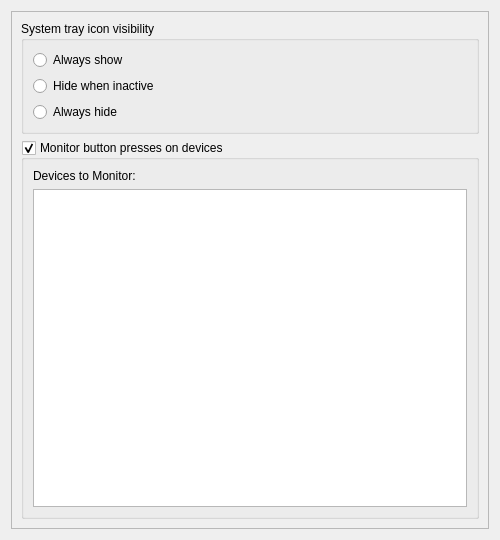
Above: ui4/systrayframe_base.ui from jpopelka/hplip before the change. Below: the same form after it.
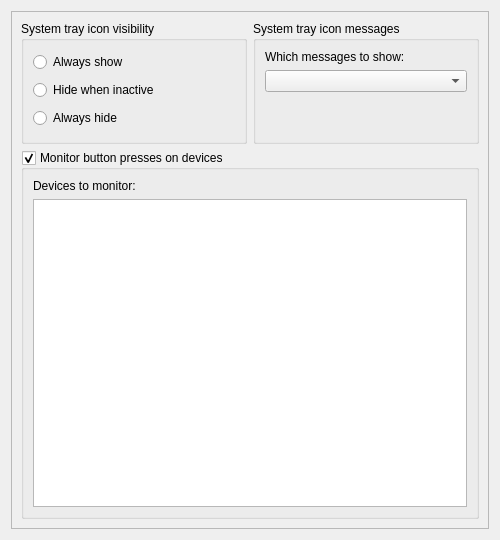
That is the form after the change.

What changed in the file:
```diff
--- a/ui4/systrayframe_base.ui
+++ b/ui4/systrayframe_base.ui
@@ -52,7 +52,42 @@
         </layout>
        </widget>
       </item>
-      <item row="1" column="0" >
+      <item row="0" column="1" >
+       <widget class="QGroupBox" name="groupBox_3" >
+        <property name="title" >
+         <string>System tray icon messages</string>
+        </property>
+        <layout class="QGridLayout" >
+         <item row="0" column="0" >
+          <widget class="QLabel" name="label_2" >
+           <property name="text" >
+            <string>Which messages to show:</string>
+           </property>
+          </widget>
+         </item>
+         <item row="1" column="0" >
+          <widget class="QComboBox" name="MessageShowComboBox" />
+         </item>
+         <item row="2" column="0" >
+          <spacer>
+           <property name="orientation" >
+            <enum>Qt::Vertical</enum>
+           </property>
+           <property name="sizeType" >
+            <enum>QSizePolicy::Minimum</enum>
+           </property>
+           <property name="sizeHint" >
+            <size>
+             <width>20</width>
+             <height>40</height>
+            </size>
+           </property>
+          </spacer>
+         </item>
+        </layout>
+       </widget>
+      </item>
+      <item row="1" column="0" colspan="2" >
        <widget class="QGroupBox" name="groupBox" >
         <property name="title" >
          <string>Monitor button presses on devices</string>
@@ -64,7 +99,7 @@
          <item row="0" column="0" >
           <widget class="QLabel" name="label" >
            <property name="text" >
-            <string>Devices to Monitor:</string>
+            <string>Devices to monitor:</string>
            </property>
           </widget>
          </item>
```
